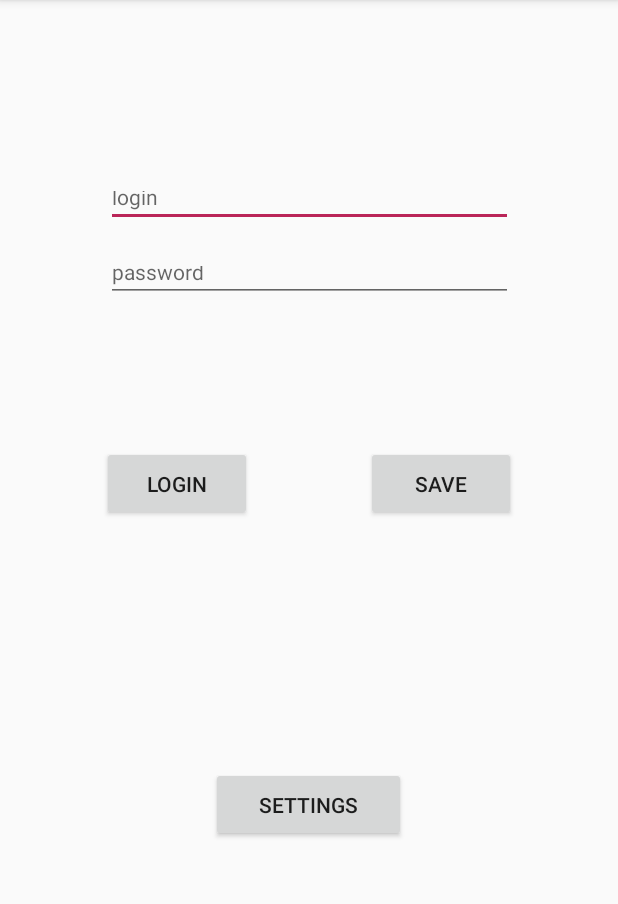
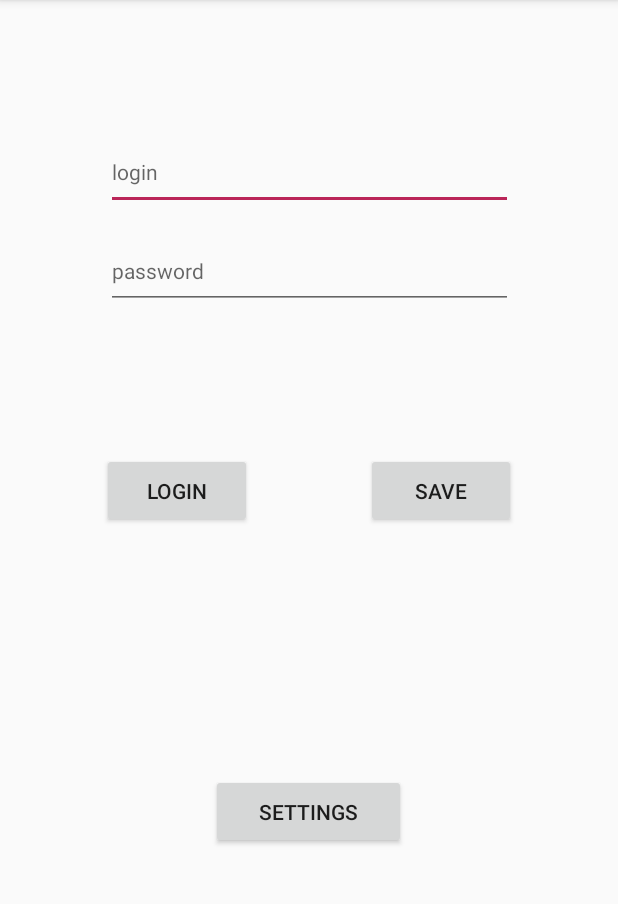
Before and after one commit to TestCooperationEducation/Android-Example-Old, an Android app: the screen it shows after launch (Login), on a phone screen of 412 x 824 dp, the part 84-988 px from its top. Run offline under Robolectric (Android 15) with nearby library versions, the phone set to English and light mode, and no system bars; our stand-ins replace Volley.

Commit message:
third commit

```diff
--- a/app/src/main/AndroidManifest.xml
+++ b/app/src/main/AndroidManifest.xml
@@ -46,7 +46,7 @@
         </activity>
         <activity android:name=".Settings" />
         <activity android:name=".MainMenu" />
-        <activity android:name=".CreateInvoiceActivity"></activity>
+        <activity android:name=".CreateInvoiceFilterFirstActivity"></activity>
     </application>
 
 </manifest>
--- a/app/src/main/java/com/example/myapplicationtest/CreateInvoiceActivity.java
+++ b/app/src/main/java/com/example/myapplicationtest/CreateInvoiceFilterFirstActivity.java
@@ -3,11 +3,11 @@ package com.example.myapplicationtest;
 import android.support.v7.app.AppCompatActivity;
 import android.os.Bundle;
 
-public class CreateInvoiceActivity extends AppCompatActivity {
+public class CreateInvoiceFilterFirstActivity extends AppCompatActivity {
 
     @Override
     protected void onCreate(Bundle savedInstanceState) {
         super.onCreate(savedInstanceState);
-        setContentView(R.layout.activity_create_invoice);
+        setContentView(R.layout.activity_create_invoice_filter_first);
     }
 }
--- a/app/src/main/res/layout-v26/activity_login.xml
+++ b/app/src/main/res/layout-v26/activity_login.xml
@@ -10,10 +10,10 @@
     <EditText
         android:id="@+id/editTextLogin"
         android:layout_width="271dp"
-        android:layout_height="34dp"
+        android:layout_height="50dp"
         android:layout_marginStart="16dp"
         android:layout_marginLeft="16dp"
-        android:layout_marginTop="117dp"
+        android:layout_marginTop="90dp"
         android:layout_marginEnd="16dp"
         android:layout_marginRight="16dp"
         android:autofillHints=""
@@ -27,7 +27,7 @@
     <EditText
         android:id="@+id/editTextPassword"
         android:layout_width="271dp"
-        android:layout_height="34dp"
+        android:layout_height="50dp"
         android:layout_marginStart="16dp"
         android:layout_marginLeft="16dp"
         android:layout_marginTop="16dp"
@@ -39,7 +39,7 @@
         android:textSize="14sp"
         app:layout_constraintEnd_toEndOf="parent"
         app:layout_constraintStart_toStartOf="parent"
-        app:layout_constraintTop_toBottomOf="@+id/editTextLogin"/>
+        app:layout_constraintTop_toBottomOf="@+id/editTextLogin" />
 
     <Button
         android:id="@+id/buttonLogin"
--- a/app/src/main/res/layout/activity_login.xml
+++ b/app/src/main/res/layout/activity_login.xml
@@ -10,10 +10,10 @@
     <EditText
         android:id="@+id/editTextLogin"
         android:layout_width="271dp"
-        android:layout_height="34dp"
+        android:layout_height="50dp"
         android:layout_marginStart="16dp"
         android:layout_marginLeft="16dp"
-        android:layout_marginTop="117dp"
+        android:layout_marginTop="50dp"
         android:layout_marginEnd="16dp"
         android:layout_marginRight="16dp"
         android:autofillHints=""
@@ -28,7 +28,7 @@
     <EditText
         android:id="@+id/editTextPassword"
         android:layout_width="271dp"
-        android:layout_height="34dp"
+        android:layout_height="50dp"
         android:layout_marginStart="16dp"
         android:layout_marginLeft="16dp"
         android:layout_marginTop="16dp"
```
Also changed, not shown: app/src/main/res/layout/activity_create_invoice.xml (deleted, +0 -9 lines), app/src/main/res/layout/activity_create_invoice_filter_first.xml (added, +44 -0 lines).
